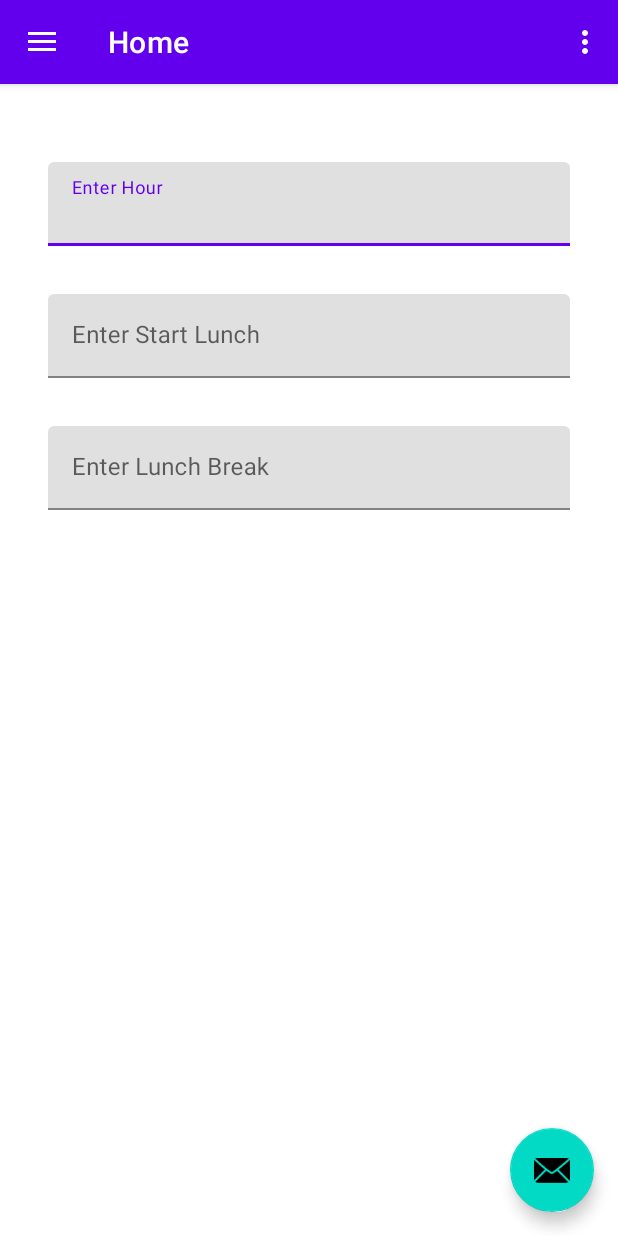
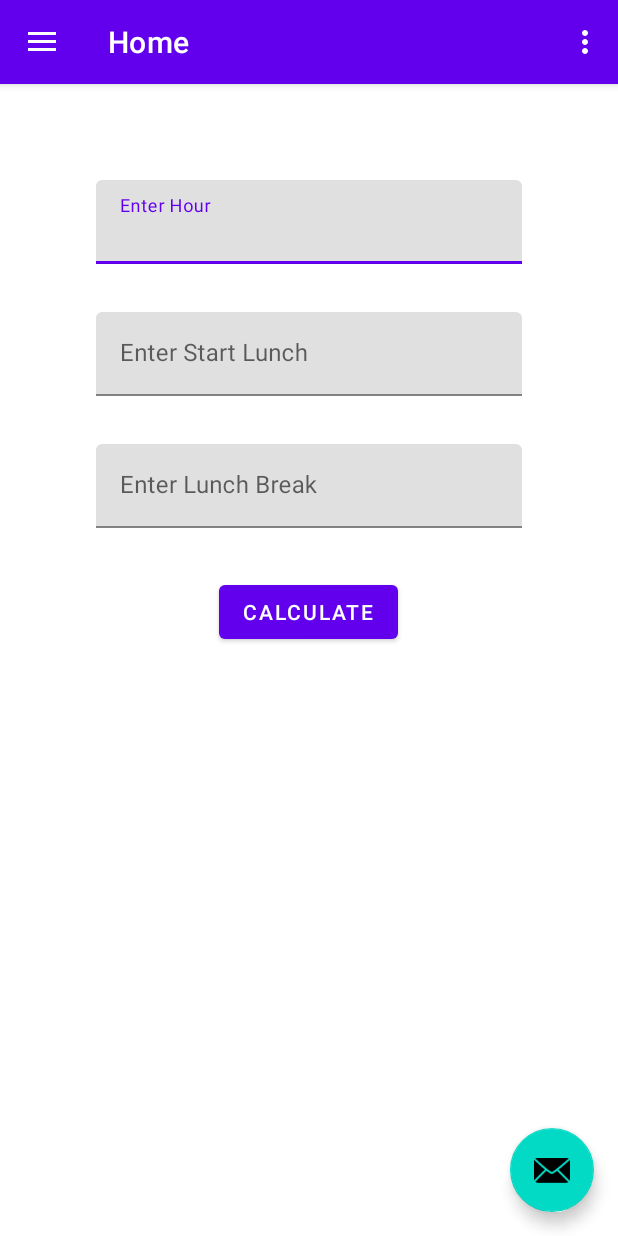
Before and after one commit to totopoloco/android_hours, an Android app: the screen it shows after launch (MainActivity), on a phone screen of 412 x 824 dp. Run offline under Robolectric (Android 15) with nearby library versions, the phone set to English and light mode, and no system bars; our stand-ins replace navigation-ui; 4 statements that could not run were skipped.

Commit message:
none Added button and listener for the button

```diff
--- a/app/build.gradle
+++ b/app/build.gradle
@@ -43,6 +43,8 @@ dependencies {
     implementation libs.lifecycle.viewmodel.ktx
     implementation libs.navigation.fragment
     implementation libs.navigation.ui
+    implementation libs.cardview
+
     testImplementation libs.junit
     androidTestImplementation libs.ext.junit
     androidTestImplementation libs.espresso.core
--- /dev/null
+++ b/app/src/main/java/at/mavila/android/hours/ui/home/ClickButtonListener.java
@@ -0,0 +1,25 @@
+package at.mavila.android.hours.ui.home;
+
+import android.util.Log;
+import android.view.View;
+import at.mavila.android.hours.databinding.FragmentHomeBinding;
+import lombok.AllArgsConstructor;
+
+@AllArgsConstructor
+public class ClickButtonListener implements View.OnClickListener {
+
+  private final FragmentHomeBinding fragmentHomeBinding;
+
+  @Override
+  public void onClick(View v) {
+    String entryHour = this.fragmentHomeBinding.entryHour.getText().toString();
+    String entryLunchBreak = this.fragmentHomeBinding.entryLunchBreak.getText().toString();
+    String entryStartLunch = this.fragmentHomeBinding.entryStartLunch.getText().toString();
+
+    Log.d("HomeFragment", "Calculate button clicked. " +
+                          "Entry hour: " + entryHour + ", " +
+                          "Entry lunch break: " + entryLunchBreak + ", " +
+                          "Entry start lunch: " + entryStartLunch);
+    // Use the values for whatever processing is needed
+  }
+}
--- a/app/src/main/java/at/mavila/android/hours/ui/home/HomeFragment.java
+++ b/app/src/main/java/at/mavila/android/hours/ui/home/HomeFragment.java
@@ -31,6 +31,8 @@ public class HomeFragment extends Fragment {
 
     binding.entryStartLunch.setText(String.valueOf(homeViewModel.getLunchHour().getValue()));
     binding.entryStartLunch.addTextChangedListener(new EntryStartLunchTextWatcher(this.binding, homeViewModel, this));
+
+    binding.calculateButton.setOnClickListener(new ClickButtonListener(this.binding));
   }
 
   private HomeViewModel getHomeViewModel() {
--- a/app/src/main/res/layout/fragment_home.xml
+++ b/app/src/main/res/layout/fragment_home.xml
@@ -6,16 +6,33 @@
         android:layout_height="match_parent"
         tools:context=".ui.home.HomeFragment">
 
+    <androidx.cardview.widget.CardView
+            android:id="@+id/textInputCardView"
+            android:layout_width="match_parent"
+            android:layout_height="wrap_content"
+            app:cardCornerRadius="2dp"
+            app:cardElevation="1dp"
+            app:layout_constraintStart_toStartOf="parent"
+            app:layout_constraintEnd_toEndOf="parent"
+            app:layout_constraintTop_toTopOf="parent"
+            android:layout_marginStart="32dp"
+            android:layout_marginEnd="32dp"
+            android:layout_marginTop="32dp">
+
+        <androidx.constraintlayout.widget.ConstraintLayout
+                android:layout_width="match_parent"
+                android:layout_height="375dp">
+
             <com.google.android.material.textfield.TextInputLayout
                     android:id="@+id/entryHourLayout"
-            android:layout_width="0dp"
+                    android:layout_width="match_parent"
                     android:layout_height="wrap_content"
                     app:layout_constraintStart_toStartOf="parent"
                     app:layout_constraintEnd_toEndOf="parent"
                     app:layout_constraintTop_toTopOf="parent"
                     android:layout_marginStart="32dp"
                     android:layout_marginEnd="32dp"
-            android:layout_marginTop="52dp">
+                    android:layout_marginTop="32dp">
 
                 <com.google.android.material.textfield.TextInputEditText
                         android:id="@+id/entryHour"
@@ -23,17 +40,19 @@
                         android:layout_height="wrap_content"
                         android:inputType="number"
                         android:hint="@string/enter_hour"
-                android:textColorHint="#616161" />
+                        android:maxWidth="360dp" />
 
             </com.google.android.material.textfield.TextInputLayout>
 
             <com.google.android.material.textfield.TextInputLayout
                     android:id="@+id/entryStartLunchLayout"
-            android:layout_width="0dp"
+                    android:layout_width="match_parent"
                     android:layout_height="wrap_content"
                     app:layout_constraintStart_toStartOf="@+id/entryHourLayout"
                     app:layout_constraintEnd_toEndOf="@+id/entryHourLayout"
                     app:layout_constraintTop_toBottomOf="@+id/entryHourLayout"
+                    android:layout_marginStart="32dp"
+                    android:layout_marginEnd="32dp"
                     android:layout_marginTop="32dp">
 
                 <com.google.android.material.textfield.TextInputEditText
@@ -41,17 +60,20 @@
                         android:layout_width="match_parent"
                         android:layout_height="wrap_content"
                         android:inputType="number"
-                android:hint="@string/enter_start_lunch" />
+                        android:hint="@string/enter_start_lunch"
+                        android:maxWidth="360dp" />
 
             </com.google.android.material.textfield.TextInputLayout>
 
             <com.google.android.material.textfield.TextInputLayout
                     android:id="@+id/entryLunchBreakLayout"
-            android:layout_width="0dp"
+                    android:layout_width="match_parent"
                     android:layout_height="wrap_content"
                     app:layout_constraintStart_toStartOf="@+id/entryHourLayout"
                     app:layout_constraintEnd_toEndOf="@+id/entryHourLayout"
                     app:layout_constraintTop_toBottomOf="@+id/entryStartLunchLayout"
+                    android:layout_marginStart="32dp"
+                    android:layout_marginEnd="32dp"
                     android:layout_marginTop="32dp">
 
                 <com.google.android.material.textfield.TextInputEditText
@@ -59,8 +81,34 @@
                         android:layout_width="match_parent"
                         android:layout_height="wrap_content"
                         android:inputType="number"
-                android:hint="@string/enter_lunch_break" />
+                        android:hint="@string/enter_lunch_break"
+                        android:maxWidth="360dp" />
 
             </com.google.android.material.textfield.TextInputLayout>
 
+            <androidx.cardview.widget.CardView
+                    android:id="@+id/cardView"
+                    android:layout_width="match_parent"
+                    android:layout_height="wrap_content"
+                    app:cardCornerRadius="8dp"
+                    app:cardElevation="0dp"
+                    app:layout_constraintStart_toStartOf="parent"
+                    app:layout_constraintEnd_toEndOf="parent"
+                    app:layout_constraintTop_toBottomOf="@id/entryLunchBreakLayout"
+                    android:layout_marginStart="32dp"
+                    android:layout_marginEnd="32dp"
+                    android:layout_marginTop="32dp">
+
+                <Button
+                        android:id="@+id/calculateButton"
+                        android:layout_width="wrap_content"
+                        android:layout_height="wrap_content"
+                        android:text="@string/calculate"
+                        android:layout_gravity="center" />
+
+            </androidx.cardview.widget.CardView>
+
         </androidx.constraintlayout.widget.ConstraintLayout>
+    </androidx.cardview.widget.CardView>
+
+</androidx.constraintlayout.widget.ConstraintLayout>
--- a/app/src/main/res/values/strings.xml
+++ b/app/src/main/res/values/strings.xml
@@ -17,4 +17,5 @@
     <string name="enter_start_lunch">Enter Start Lunch</string>
     <string name="lunch_break">Lunch Break</string>
     <string name="enter_lunch_break">Enter Lunch Break</string>
+    <string name="calculate">Calculate</string>
 </resources>
--- a/gradle/libs.versions.toml
+++ b/gradle/libs.versions.toml
@@ -1,5 +1,6 @@
 [versions]
 agp = "8.5.0"
+cardview = "1.0.0"
 commonsLang3 = "3.14.0"
 junit = "4.13.2"
 junitVersion = "1.1.5"
@@ -15,6 +16,7 @@ navigationFragment = "2.7.7"
 navigationUi = "2.7.7"
 
 [libraries]
+cardview = { module = "androidx.cardview:cardview", version.ref = "cardview" }
 commons-lang3 = { module = "org.apache.commons:commons-lang3", version.ref = "commonsLang3" }
 junit = { group = "junit", name = "junit", version.ref = "junit" }
 ext-junit = { group = "androidx.test.ext", name = "junit", version.ref = "junitVersion" }
```
Also changed, not shown: 1 other file. Lines whose indentation alone changed are shown as unchanged.
